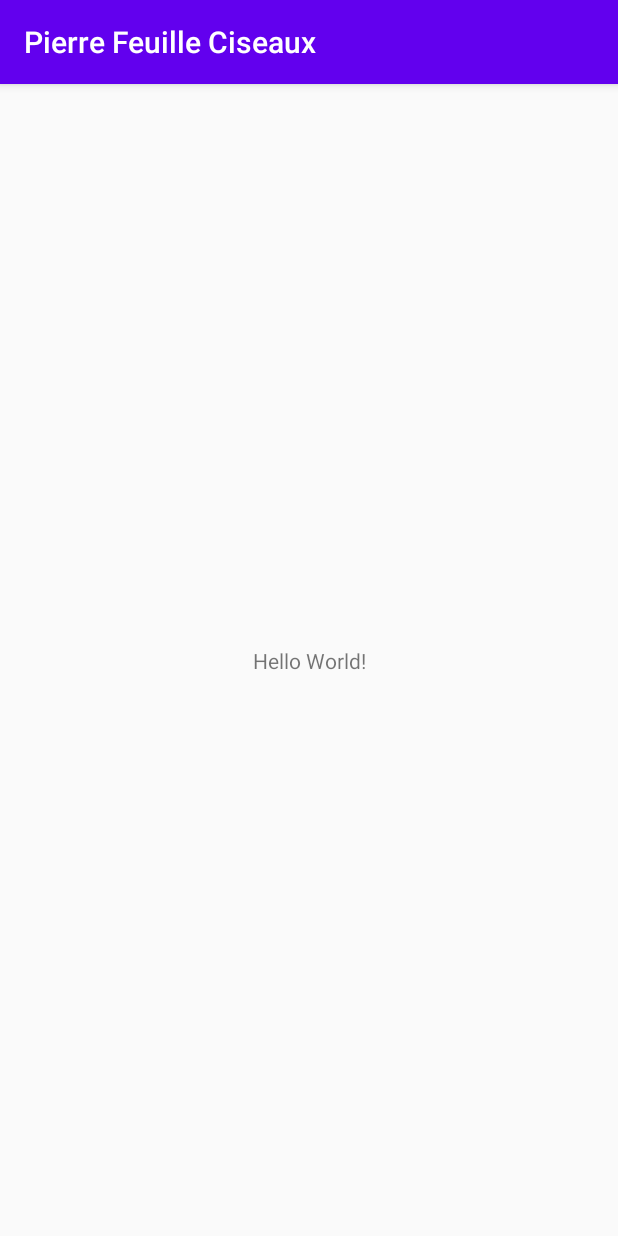
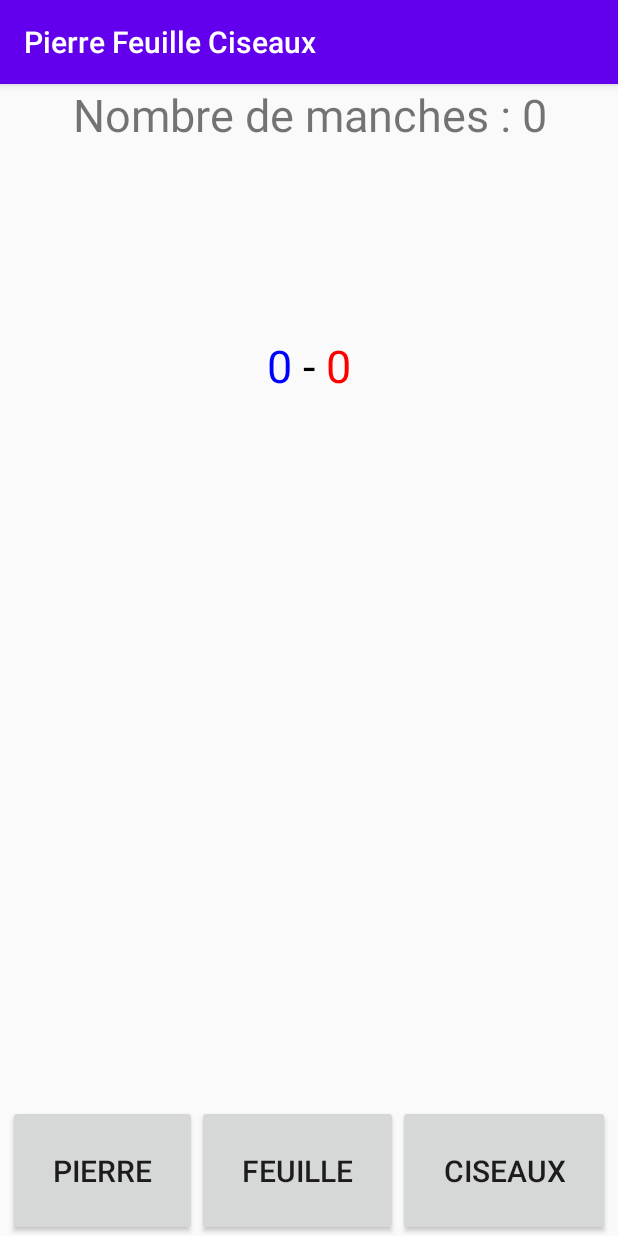
Before and after one commit to Alexandre-Vernet/Pierre_Feuille_Ciseaux, an Android app: the screen it shows after launch (MainActivity), on a phone screen of 412 x 824 dp. Run offline under Robolectric (Android 15) with nearby library versions, the phone set to English and light mode, and no system bars.

Commit message:
Création de l'interface graphique

```diff
--- a/app/src/main/res/layout/activity_main.xml
+++ b/app/src/main/res/layout/activity_main.xml
@@ -4,15 +4,95 @@
     xmlns:tools="http://schemas.android.com/tools"
     android:layout_width="match_parent"
     android:layout_height="match_parent"
+    android:gravity="center"
+    android:orientation="vertical"
     tools:context=".MainActivity">
 
     <TextView
+        android:id="@+id/textNbManches"
         android:layout_width="wrap_content"
         android:layout_height="wrap_content"
-        android:text="Hello World!"
-        app:layout_constraintBottom_toBottomOf="parent"
-        app:layout_constraintLeft_toLeftOf="parent"
-        app:layout_constraintRight_toRightOf="parent"
+        android:text="Nombre de manches : 0"
+        android:textAlignment="center"
+        android:textSize="30sp"
+        app:layout_constraintEnd_toEndOf="parent"
+        app:layout_constraintStart_toStartOf="parent"
         app:layout_constraintTop_toTopOf="parent" />
 
+    <LinearLayout
+        android:id="@+id/linearLayout2"
+        android:layout_width="wrap_content"
+        android:layout_height="wrap_content"
+        app:layout_constraintBottom_toTopOf="@+id/textStats"
+        app:layout_constraintEnd_toEndOf="parent"
+        app:layout_constraintStart_toStartOf="parent"
+        app:layout_constraintTop_toBottomOf="@+id/textNbManches">
+
+        <TextView
+            android:id="@+id/textScoreJ1"
+            android:layout_width="wrap_content"
+            android:layout_height="wrap_content"
+            android:text="0"
+            android:textColor="#0000FF"
+            android:textSize="30sp" />
+
+        <TextView
+            android:layout_width="wrap_content"
+            android:layout_height="wrap_content"
+            android:text=" - "
+            android:textSize="30sp"
+            android:textColor="#000"/>
+
+        <TextView
+            android:id="@+id/textScoreJ2"
+            android:layout_width="wrap_content"
+            android:layout_height="wrap_content"
+            android:text="0"
+            android:textColor="#FF0000"
+            android:textSize="30sp" />
+    </LinearLayout>
+
+    <TextView
+        android:id="@+id/textStats"
+        android:layout_width="wrap_content"
+        android:layout_height="wrap_content"
+        android:textSize="40sp"
+        app:layout_constraintBottom_toTopOf="@+id/linearLayout"
+        app:layout_constraintEnd_toEndOf="parent"
+        app:layout_constraintStart_toStartOf="parent"
+        app:layout_constraintTop_toBottomOf="@+id/textNbManches" />
+
+    <LinearLayout
+        android:id="@+id/linearLayout"
+        android:layout_width="wrap_content"
+        android:layout_height="wrap_content"
+        app:layout_constraintBottom_toBottomOf="parent"
+        app:layout_constraintEnd_toEndOf="parent"
+        app:layout_constraintStart_toStartOf="parent">
+
+        <Button
+            android:id="@+id/btnPierre"
+            android:layout_width="wrap_content"
+            android:layout_height="wrap_content"
+            android:padding="30dp"
+            android:text="@string/pierre"
+            android:textSize="20sp" />
+
+        <Button
+            android:id="@+id/btnFeuille"
+            android:layout_width="wrap_content"
+            android:layout_height="wrap_content"
+            android:padding="30dp"
+            android:text="@string/feuille"
+            android:textSize="20sp" />
+
+        <Button
+            android:id="@+id/btnCiseaux"
+            android:layout_width="wrap_content"
+            android:layout_height="wrap_content"
+            android:padding="30dp"
+            android:text="@string/ciseaux"
+            android:textSize="20sp" />
+    </LinearLayout>
+
 </androidx.constraintlayout.widget.ConstraintLayout>
--- a/app/src/main/res/values/strings.xml
+++ b/app/src/main/res/values/strings.xml
@@ -1,3 +1,6 @@
 <resources>
     <string name="app_name">Pierre Feuille Ciseaux</string>
+    <string name="pierre">Pierre</string>
+    <string name="feuille">Feuille</string>
+    <string name="ciseaux">Ciseaux</string>
 </resources>
--- a/build.gradle
+++ b/build.gradle
@@ -5,7 +5,7 @@ buildscript {
         jcenter()
     }
     dependencies {
-        classpath "com.android.tools.build:gradle:4.0.1"
+        classpath 'com.android.tools.build:gradle:4.1.0'
 
         // NOTE: Do not place your application dependencies here; they belong
         // in the individual module build.gradle files
```
Also changed, not shown: gradle/wrapper/gradle-wrapper.properties.
